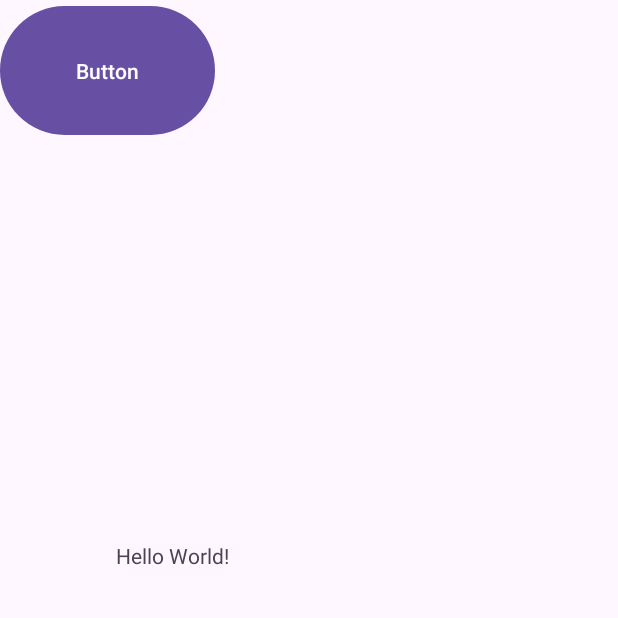
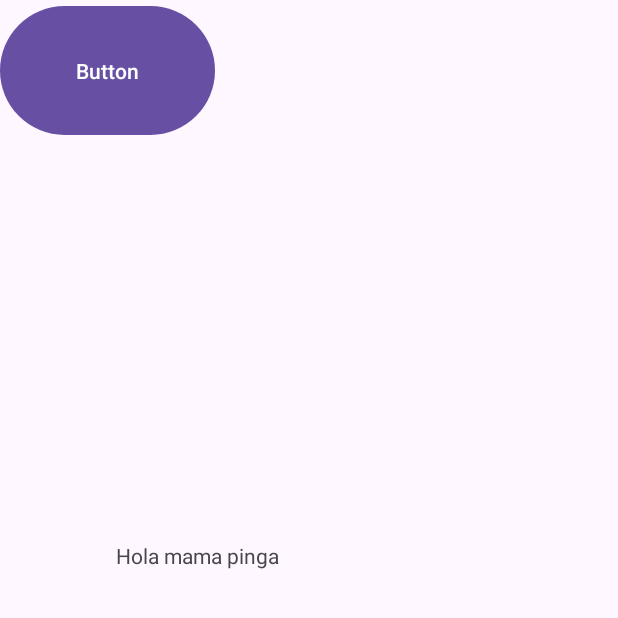
Before and after one commit to Hyground/EDUGTAPP, an Android app: the screen it shows after launch (MainActivity), on a phone screen of 412 x 824 dp, the top half of it. Run offline under Robolectric (Android 15) with nearby library versions, the phone set to English and light mode, and no system bars.

Commit message:
hola carlos 2

```diff
--- a/app/src/main/res/layout/activity_main.xml
+++ b/app/src/main/res/layout/activity_main.xml
@@ -10,7 +10,7 @@
     <TextView
         android:layout_width="257dp"
         android:layout_height="103dp"
-        android:text="Hello World!"
+        android:text="Hola mama pinga"
         app:layout_constraintBottom_toBottomOf="parent"
         app:layout_constraintEnd_toEndOf="parent"
         app:layout_constraintStart_toStartOf="parent"
```
